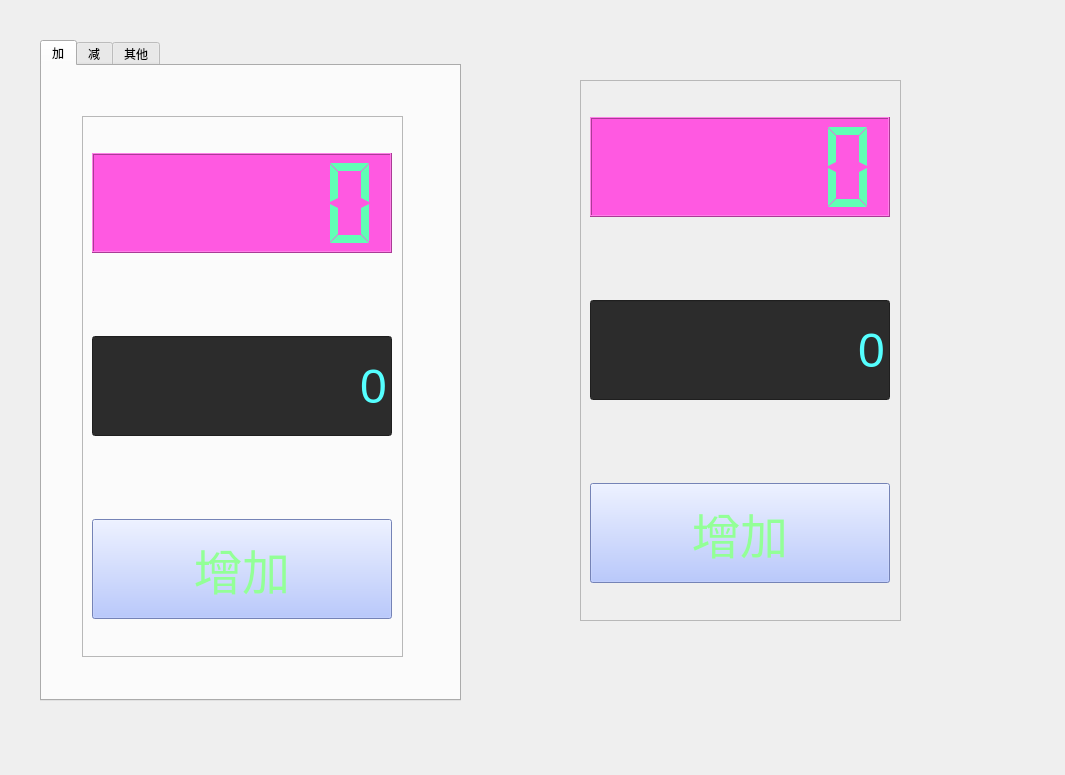
Above: ui/win.ui from xiaohuihuitop/pyqt5 before the change. Below: the same form after it.
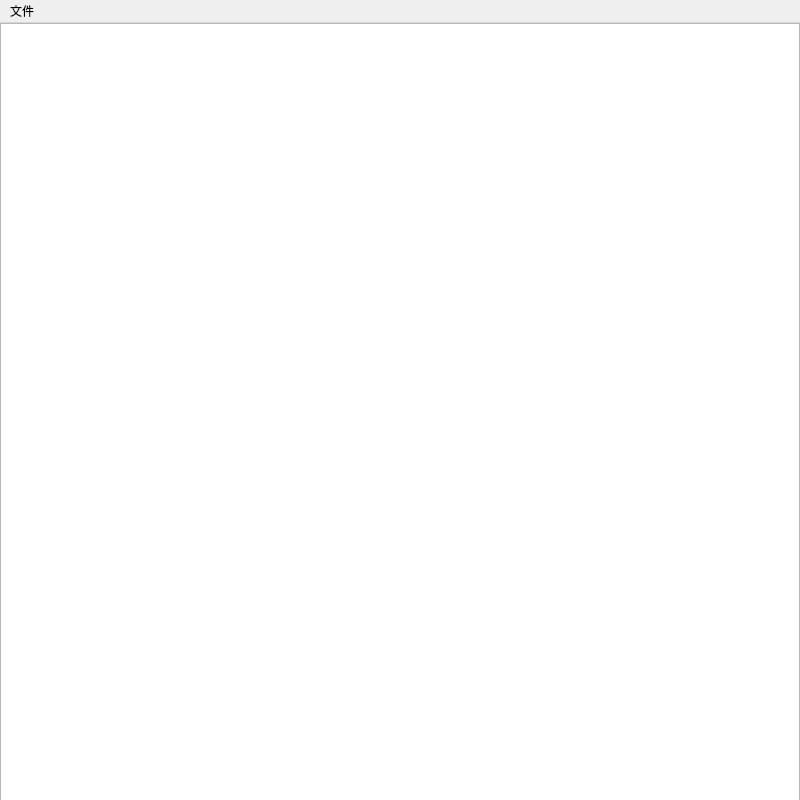
That is the form after the change. Icons and pictures are not drawn.

Diff of the .ui file:
```diff
--- a/ui/win.ui
+++ b/ui/win.ui
@@ -6,672 +6,23 @@
    <rect>
     <x>0</x>
     <y>0</y>
-    <width>1065</width>
-    <height>775</height>
+    <width>800</width>
+    <height>800</height>
    </rect>
   </property>
   <property name="windowTitle">
    <string>MainWindow</string>
   </property>
   <widget class="QWidget" name="centralwidget">
-   <widget class="QFrame" name="frame">
+   <widget class="QTextEdit" name="textEdit">
     <property name="geometry">
      <rect>
-      <x>580</x>
-      <y>80</y>
-      <width>321</width>
-      <height>541</height>
+      <x>0</x>
+      <y>0</y>
+      <width>800</width>
+      <height>800</height>
      </rect>
     </property>
-    <property name="frameShape">
-     <enum>QFrame::StyledPanel</enum>
-    </property>
-    <property name="frameShadow">
-     <enum>QFrame::Raised</enum>
-    </property>
-    <layout class="QVBoxLayout" name="verticalLayout">
-     <item>
-      <widget class="QLCDNumber" name="lcdNumber">
-       <property name="sizePolicy">
-        <sizepolicy hsizetype="Fixed" vsizetype="Fixed">
-         <horstretch>0</horstretch>
-         <verstretch>0</verstretch>
-        </sizepolicy>
-       </property>
-       <property name="minimumSize">
-        <size>
-         <width>300</width>
-         <height>100</height>
-        </size>
-       </property>
-       <property name="layoutDirection">
-        <enum>Qt::LeftToRight</enum>
-       </property>
-       <property name="autoFillBackground">
-        <bool>false</bool>
-       </property>
-       <property name="styleSheet">
-        <string notr="true">color: rgb(97, 255, 181);
-background-color: rgb(255, 89, 225);</string>
-       </property>
-       <property name="frameShape">
-        <enum>QFrame::Box</enum>
-       </property>
-       <property name="smallDecimalPoint">
-        <bool>true</bool>
-       </property>
-       <property name="digitCount">
-        <number>5</number>
-       </property>
-       <property name="segmentStyle">
-        <enum>QLCDNumber::Flat</enum>
-       </property>
-      </widget>
-     </item>
-     <item>
-      <spacer name="verticalSpacer_2">
-       <property name="orientation">
-        <enum>Qt::Vertical</enum>
-       </property>
-       <property name="sizeType">
-        <enum>QSizePolicy::Fixed</enum>
-       </property>
-       <property name="sizeHint" stdset="0">
-        <size>
-         <width>20</width>
-         <height>50</height>
-        </size>
-       </property>
-      </spacer>
-     </item>
-     <item>
-      <widget class="QLineEdit" name="lineEdit">
-       <property name="sizePolicy">
-        <sizepolicy hsizetype="Fixed" vsizetype="Fixed">
-         <horstretch>0</horstretch>
-         <verstretch>0</verstretch>
-        </sizepolicy>
-       </property>
-       <property name="minimumSize">
-        <size>
-         <width>300</width>
-         <height>100</height>
-        </size>
-       </property>
-       <property name="maximumSize">
-        <size>
-         <width>300</width>
-         <height>100</height>
-        </size>
-       </property>
-       <property name="sizeIncrement">
-        <size>
-         <width>0</width>
-         <height>0</height>
-        </size>
-       </property>
-       <property name="font">
-        <font>
-         <pointsize>36</pointsize>
-        </font>
-       </property>
-       <property name="layoutDirection">
-        <enum>Qt::LeftToRight</enum>
-       </property>
-       <property name="styleSheet">
-        <string notr="true">color: rgb(85, 255, 255);
-background-color: rgb(44, 44, 44);</string>
-       </property>
-       <property name="inputMask">
-        <string/>
-       </property>
-       <property name="text">
-        <string>0</string>
-       </property>
-       <property name="maxLength">
-        <number>5</number>
-       </property>
-       <property name="frame">
-        <bool>true</bool>
-       </property>
-       <property name="cursorPosition">
-        <number>1</number>
-       </property>
-       <property name="alignment">
-        <set>Qt::AlignRight|Qt::AlignTrailing|Qt::AlignVCenter</set>
-       </property>
-      </widget>
-     </item>
-     <item>
-      <spacer name="verticalSpacer">
-       <property name="orientation">
-        <enum>Qt::Vertical</enum>
-       </property>
-       <property name="sizeType">
-        <enum>QSizePolicy::Fixed</enum>
-       </property>
-       <property name="sizeHint" stdset="0">
-        <size>
-         <width>20</width>
-         <height>50</height>
-        </size>
-       </property>
-      </spacer>
-     </item>
-     <item>
-      <widget class="QPushButton" name="pushButton">
-       <property name="enabled">
-        <bool>true</bool>
-       </property>
-       <property name="sizePolicy">
-        <sizepolicy hsizetype="Fixed" vsizetype="Fixed">
-         <horstretch>0</horstretch>
-         <verstretch>0</verstretch>
-        </sizepolicy>
-       </property>
-       <property name="minimumSize">
-        <size>
-         <width>300</width>
-         <height>100</height>
-        </size>
-       </property>
-       <property name="maximumSize">
-        <size>
-         <width>300</width>
-         <height>100</height>
-        </size>
-       </property>
-       <property name="sizeIncrement">
-        <size>
-         <width>100</width>
-         <height>200</height>
-        </size>
-       </property>
-       <property name="font">
-        <font>
-         <pointsize>36</pointsize>
-        </font>
-       </property>
-       <property name="styleSheet">
-        <string notr="true">color: rgb(147, 255, 151);
-background-color: rgb(164, 184, 255);</string>
-       </property>
-       <property name="text">
-        <string>增加</string>
-       </property>
-       <property name="autoDefault">
-        <bool>false</bool>
-       </property>
-       <property name="default">
-        <bool>false</bool>
-       </property>
-       <property name="flat">
-        <bool>false</bool>
-       </property>
-      </widget>
-     </item>
-    </layout>
-   </widget>
-   <widget class="QTabWidget" name="tabWidget">
-    <property name="geometry">
-     <rect>
-      <x>40</x>
-      <y>40</y>
-      <width>421</width>
-      <height>661</height>
-     </rect>
-    </property>
-    <property name="tabPosition">
-     <enum>QTabWidget::North</enum>
-    </property>
-    <property name="tabShape">
-     <enum>QTabWidget::Rounded</enum>
-    </property>
-    <property name="currentIndex">
-     <number>0</number>
-    </property>
-    <property name="iconSize">
-     <size>
-      <width>50</width>
-      <height>50</height>
-     </size>
-    </property>
-    <widget class="QWidget" name="tab1">
-     <attribute name="icon">
-      <iconset resource="pic/pic.qrc">
-       <normaloff>:/icon/播放.png</normaloff>
-       <normalon>:/icon/调节.png</normalon>:/icon/播放.png</iconset>
-     </attribute>
-     <attribute name="title">
-      <string>加</string>
-     </attribute>
-     <attribute name="toolTip">
-      <string>这是第一页</string>
-     </attribute>
-     <widget class="QFrame" name="frame_3">
-      <property name="geometry">
-       <rect>
-        <x>40</x>
-        <y>50</y>
-        <width>321</width>
-        <height>541</height>
-       </rect>
-      </property>
-      <property name="frameShape">
-       <enum>QFrame::StyledPanel</enum>
-      </property>
-      <property name="frameShadow">
-       <enum>QFrame::Raised</enum>
-      </property>
-      <layout class="QVBoxLayout" name="verticalLayout_3">
-       <item>
-        <widget class="QLCDNumber" name="lcdNumber_3">
-         <property name="sizePolicy">
-          <sizepolicy hsizetype="Fixed" vsizetype="Fixed">
-           <horstretch>0</horstretch>
-           <verstretch>0</verstretch>
-          </sizepolicy>
-         </property>
-         <property name="minimumSize">
-          <size>
-           <width>300</width>
-           <height>100</height>
-          </size>
-         </property>
-         <property name="layoutDirection">
-          <enum>Qt::LeftToRight</enum>
-         </property>
-         <property name="autoFillBackground">
-          <bool>false</bool>
-         </property>
-         <property name="styleSheet">
-          <string notr="true">color: rgb(97, 255, 181);
-background-color: rgb(255, 89, 225);</string>
-         </property>
-         <property name="frameShape">
-          <enum>QFrame::Box</enum>
-         </property>
-         <property name="smallDecimalPoint">
-          <bool>true</bool>
-         </property>
-         <property name="digitCount">
-          <number>5</number>
-         </property>
-         <property name="segmentStyle">
-          <enum>QLCDNumber::Flat</enum>
-         </property>
-        </widget>
-       </item>
-       <item>
-        <spacer name="verticalSpacer_5">
-         <property name="orientation">
-          <enum>Qt::Vertical</enum>
-         </property>
-         <property name="sizeType">
-          <enum>QSizePolicy::Fixed</enum>
-         </property>
-         <property name="sizeHint" stdset="0">
-          <size>
-           <width>20</width>
-           <height>50</height>
-          </size>
-         </property>
-        </spacer>
-       </item>
-       <item>
-        <widget class="QLineEdit" name="lineEdit_3">
-         <property name="sizePolicy">
-          <sizepolicy hsizetype="Fixed" vsizetype="Fixed">
-           <horstretch>0</horstretch>
-           <verstretch>0</verstretch>
-          </sizepolicy>
-         </property>
-         <property name="minimumSize">
-          <size>
-           <width>300</width>
-           <height>100</height>
-          </size>
-         </property>
-         <property name="maximumSize">
-          <size>
-           <width>300</width>
-           <height>100</height>
-          </size>
-         </property>
-         <property name="sizeIncrement">
-          <size>
-           <width>0</width>
-           <height>0</height>
-          </size>
-         </property>
-         <property name="font">
-          <font>
-           <pointsize>36</pointsize>
-          </font>
-         </property>
-         <property name="layoutDirection">
-          <enum>Qt::LeftToRight</enum>
-         </property>
-         <property name="styleSheet">
-          <string notr="true">color: rgb(85, 255, 255);
-background-color: rgb(44, 44, 44);</string>
-         </property>
-         <property name="inputMask">
-          <string/>
-         </property>
-         <property name="text">
-          <string>0</string>
-         </property>
-         <property name="maxLength">
-          <number>5</number>
-         </property>
-         <property name="frame">
-          <bool>true</bool>
-         </property>
-         <property name="cursorPosition">
-          <number>1</number>
-         </property>
-         <property name="alignment">
-          <set>Qt::AlignRight|Qt::AlignTrailing|Qt::AlignVCenter</set>
-         </property>
-        </widget>
-       </item>
-       <item>
-        <spacer name="verticalSpacer_6">
-         <property name="orientation">
-          <enum>Qt::Vertical</enum>
-         </property>
-         <property name="sizeType">
-          <enum>QSizePolicy::Fixed</enum>
-         </property>
-         <property name="sizeHint" stdset="0">
-          <size>
-           <width>20</width>
-           <height>50</height>
-          </size>
-         </property>
-        </spacer>
-       </item>
-       <item>
-        <widget class="QPushButton" name="pushButton_3">
-         <property name="enabled">
-          <bool>true</bool>
-         </property>
-         <property name="sizePolicy">
-          <sizepolicy hsizetype="Fixed" vsizetype="Fixed">
-           <horstretch>0</horstretch>
-           <verstretch>0</verstretch>
-          </sizepolicy>
-         </property>
-         <property name="minimumSize">
-          <size>
-           <width>300</width>
-           <height>100</height>
-          </size>
-         </property>
-         <property name="maximumSize">
-          <size>
-           <width>300</width>
-           <height>100</height>
-          </size>
-         </property>
-         <property name="sizeIncrement">
-          <size>
-           <width>100</width>
-           <height>200</height>
-          </size>
-         </property>
-         <property name="font">
-          <font>
-           <pointsize>36</pointsize>
-          </font>
-         </property>
-         <property name="styleSheet">
-          <string notr="true">color: rgb(147, 255, 151);
-background-color: rgb(164, 184, 255);</string>
-         </property>
-         <property name="text">
-          <string>增加</string>
-         </property>
-         <property name="autoDefault">
-          <bool>false</bool>
-         </property>
-         <property name="default">
-          <bool>false</bool>
-         </property>
-         <property name="flat">
-          <bool>false</bool>
-         </property>
-        </widget>
-       </item>
-      </layout>
-     </widget>
-    </widget>
-    <widget class="QWidget" name="tab2">
-     <attribute name="title">
-      <string>减</string>
-     </attribute>
-     <widget class="QFrame" name="frame_2">
-      <property name="geometry">
-       <rect>
-        <x>40</x>
-        <y>50</y>
-        <width>321</width>
-        <height>541</height>
-       </rect>
-      </property>
-      <property name="frameShape">
-       <enum>QFrame::StyledPanel</enum>
-      </property>
-      <property name="frameShadow">
-       <enum>QFrame::Raised</enum>
-      </property>
-      <layout class="QVBoxLayout" name="verticalLayout_2">
-       <item>
-        <widget class="QLCDNumber" name="lcdNumber_2">
-         <property name="sizePolicy">
-          <sizepolicy hsizetype="Fixed" vsizetype="Fixed">
-           <horstretch>0</horstretch>
-           <verstretch>0</verstretch>
-          </sizepolicy>
-         </property>
-         <property name="minimumSize">
-          <size>
-           <width>300</width>
-           <height>100</height>
-          </size>
-         </property>
-         <property name="layoutDirection">
-          <enum>Qt::LeftToRight</enum>
-         </property>
-         <property name="autoFillBackground">
-          <bool>false</bool>
-         </property>
-         <property name="styleSheet">
-          <string notr="true">color: rgb(97, 255, 181);
-background-color: rgb(255, 89, 225);</string>
-         </property>
-         <property name="frameShape">
-          <enum>QFrame::Box</enum>
-         </property>
-         <property name="smallDecimalPoint">
-          <bool>true</bool>
-         </property>
-         <property name="digitCount">
-          <number>5</number>
-         </property>
-         <property name="segmentStyle">
-          <enum>QLCDNumber::Flat</enum>
-         </property>
-        </widget>
-       </item>
-       <item>
-        <spacer name="verticalSpacer_3">
-         <property name="orientation">
-          <enum>Qt::Vertical</enum>
-         </property>
-         <property name="sizeType">
-          <enum>QSizePolicy::Fixed</enum>
-         </property>
-         <property name="sizeHint" stdset="0">
-          <size>
-           <width>20</width>
-           <height>50</height>
-          </size>
-         </property>
-        </spacer>
-       </item>
-       <item>
-        <widget class="QLineEdit" name="lineEdit_2">
-         <property name="sizePolicy">
-          <sizepolicy hsizetype="Fixed" vsizetype="Fixed">
-           <horstretch>0</horstretch>
-           <verstretch>0</verstretch>
-          </sizepolicy>
-         </property>
-         <property name="minimumSize">
-          <size>
-           <width>300</width>
-           <height>100</height>
-          </size>
-         </property>
-         <property name="maximumSize">
-          <size>
-           <width>300</width>
-           <height>100</height>
-          </size>
-         </property>
-         <property name="sizeIncrement">
-          <size>
-           <width>0</width>
-           <height>0</height>
-          </size>
-         </property>
-         <property name="font">
-          <font>
-           <pointsize>36</pointsize>
-          </font>
-         </property>
-         <property name="layoutDirection">
-          <enum>Qt::LeftToRight</enum>
-         </property>
-         <property name="styleSheet">
-          <string notr="true">color: rgb(85, 255, 255);
-background-color: rgb(44, 44, 44);</string>
-         </property>
-         <property name="inputMask">
-          <string/>
-         </property>
-         <property name="text">
-          <string>0</string>
-         </property>
-         <property name="maxLength">
-          <number>5</number>
-         </property>
-         <property name="frame">
-          <bool>true</bool>
-         </property>
-         <property name="cursorPosition">
-          <number>1</number>
-         </property>
-         <property name="alignment">
-          <set>Qt::AlignRight|Qt::AlignTrailing|Qt::AlignVCenter</set>
-         </property>
-        </widget>
-       </item>
-       <item>
-        <spacer name="verticalSpacer_4">
-         <property name="orientation">
-          <enum>Qt::Vertical</enum>
-         </property>
-         <property name="sizeType">
-          <enum>QSizePolicy::Fixed</enum>
-         </property>
-         <property name="sizeHint" stdset="0">
-          <size>
-           <width>20</width>
-           <height>50</height>
-          </size>
-         </property>
-        </spacer>
-       </item>
-       <item>
-        <widget class="QPushButton" name="pushButton_2">
-         <property name="enabled">
-          <bool>true</bool>
-         </property>
-         <property name="sizePolicy">
-          <sizepolicy hsizetype="Fixed" vsizetype="Fixed">
-           <horstretch>0</horstretch>
-           <verstretch>0</verstretch>
-          </sizepolicy>
-         </property>
-         <property name="minimumSize">
-          <size>
-           <width>300</width>
-           <height>100</height>
-          </size>
-         </property>
-         <property name="maximumSize">
-          <size>
-           <width>300</width>
-           <height>100</height>
-          </size>
-         </property>
-         <property name="sizeIncrement">
-          <size>
-           <width>100</width>
-           <height>200</height>
-          </size>
-         </property>
-         <property name="font">
-          <font>
-           <pointsize>36</pointsize>
-          </font>
-         </property>
-         <property name="styleSheet">
-          <string notr="true">color: rgb(147, 255, 151);
-background-color: rgb(164, 184, 255);</string>
-         </property>
-         <property name="text">
-          <string>减少</string>
-         </property>
-         <property name="autoDefault">
-          <bool>false</bool>
-         </property>
-         <property name="default">
-          <bool>false</bool>
-         </property>
-         <property name="flat">
-          <bool>false</bool>
-         </property>
-        </widget>
-       </item>
-      </layout>
-     </widget>
-    </widget>
-    <widget class="QWidget" name="tab3">
-     <attribute name="icon">
-      <iconset resource="pic/pic.qrc">
-       <normaloff>:/other/音乐符号.png</normaloff>:/other/音乐符号.png</iconset>
-     </attribute>
-     <attribute name="title">
-      <string>其他</string>
-     </attribute>
-     <widget class="QLabel" name="label">
-      <property name="geometry">
-       <rect>
-        <x>170</x>
-        <y>260</y>
-        <width>63</width>
-        <height>14</height>
-       </rect>
-      </property>
-      <property name="text">
-       <string>其他</string>
-      </property>
-     </widget>
-    </widget>
    </widget>
   </widget>
   <widget class="QMenuBar" name="menubar">
@@ -679,10 +30,23 @@
     <rect>
      <x>0</x>
      <y>0</y>
-     <width>1065</width>
+     <width>800</width>
      <height>26</height>
     </rect>
    </property>
+   <widget class="QMenu" name="menu">
+    <property name="title">
+     <string>文件</string>
+    </property>
+    <property name="separatorsCollapsible">
+     <bool>false</bool>
+    </property>
+    <addaction name="actionopen"/>
+    <addaction name="actionsave"/>
+    <addaction name="actionsave_as"/>
+    <addaction name="actionclose"/>
+   </widget>
+   <addaction name="menu"/>
   </widget>
  </widget>
  <resources>
```
Left out of the diff: 64 changed lines with no effect on the pictures.
